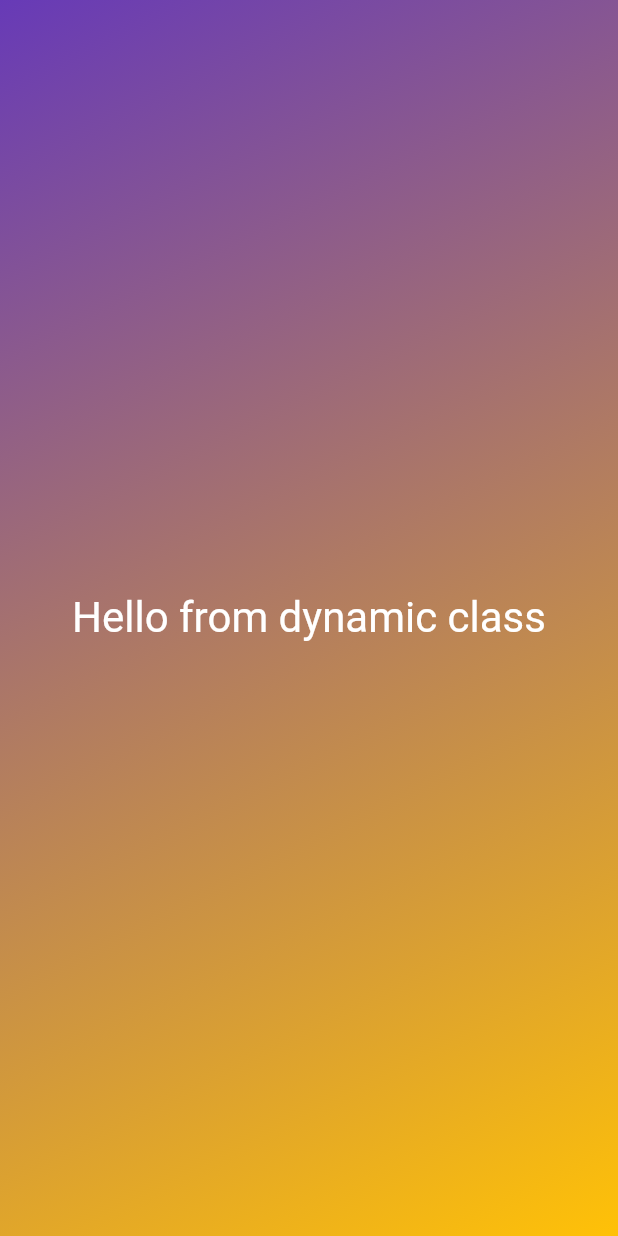
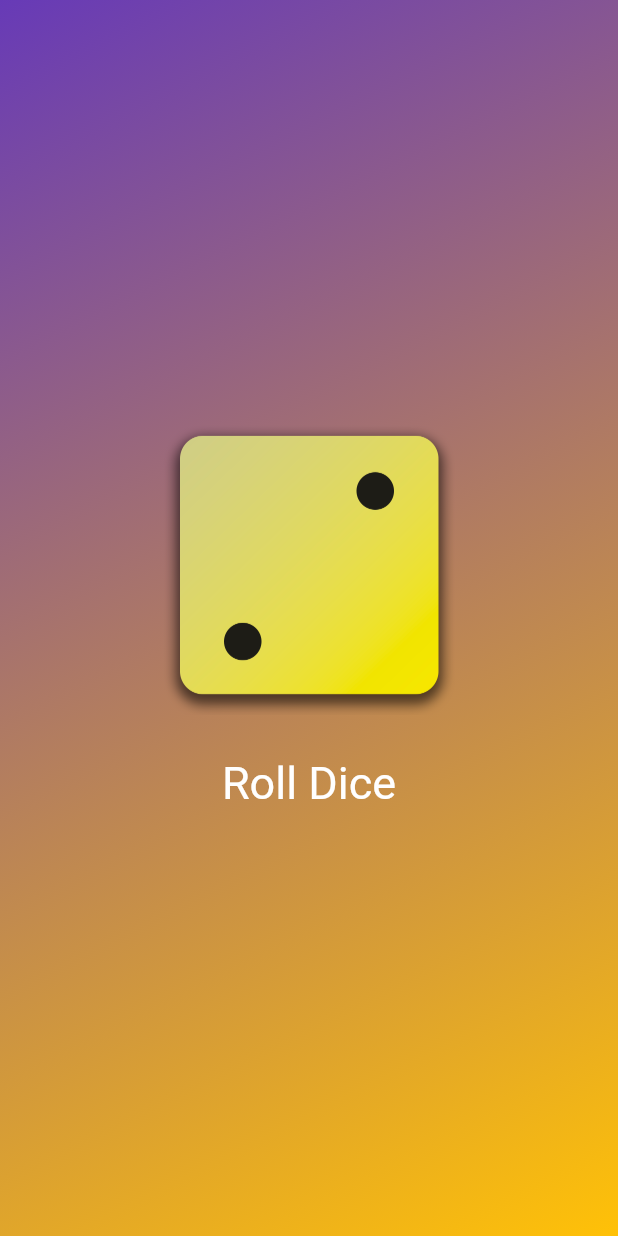
Before and after one commit to dimon-ton/udemy_flutter_course, a Flutter app: the screen it shows after launch, on a phone screen of 412 x 824 dp. Run offline on Flutter 3.47's test engine with Material 2 defaults, Android fonts, the phone set to English and light mode, and no system bars.

Commit message:
Styling Button and Padding

```diff
--- a/lib/gradiant_container.dart
+++ b/lib/gradiant_container.dart
@@ -5,11 +5,14 @@ Alignment? startAlignment;
 var endAlignment = Alignment.bottomRight;
 
 class GradiantContainer extends StatelessWidget {
-  GradiantContainer({super.key, required this.colors});
+  const GradiantContainer({super.key, required this.colors});
 
   final List<Color> colors;
+  final Alignment startAlignment = Alignment.topLeft;
 
-  final Alignment startAlignment = Alignment.topLeft;
+  void rollDice() {
+    //..
+  }
 
   @override
   Widget build(context) {
@@ -18,9 +21,22 @@ class GradiantContainer extends StatelessWidget {
         gradient: LinearGradient(
             colors: colors, begin: startAlignment, end: endAlignment),
       ),
-      child: const Center(
-        child: StyledText('Hello from dynamic class'),
-      ),
+      child: Center(
+          child: Column(mainAxisSize: MainAxisSize.min, children: [
+        Image.asset(
+          'assets/images/dice-2.png',
+          width: 200,
+        ),
+        const SizedBox(height: 20),
+        TextButton(
+          onPressed: rollDice,
+          style: TextButton.styleFrom(
+              // padding: const EdgeInsets.only(top:20),
+              foregroundColor: Colors.white,
+              textStyle: const TextStyle(fontSize: 30)),
+          child: const Text('Roll Dice'),
+        ),
+      ])),
     );
   }
 }
```
Also changed, not shown: pubspec.yaml (+7 -3 lines), assets/images/dice-1.png (added), assets/images/dice-2.png (added), assets/images/dice-3.png (added), assets/images/dice-4.png (added), assets/images/dice-5.png (added), assets/images/dice-6.png (added).
